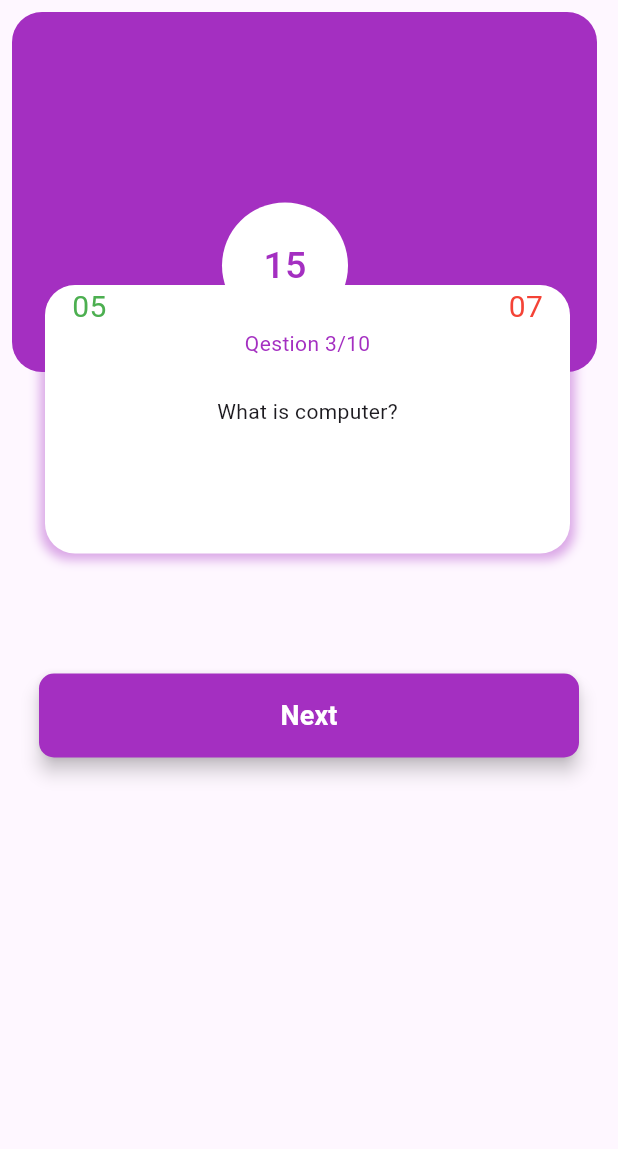
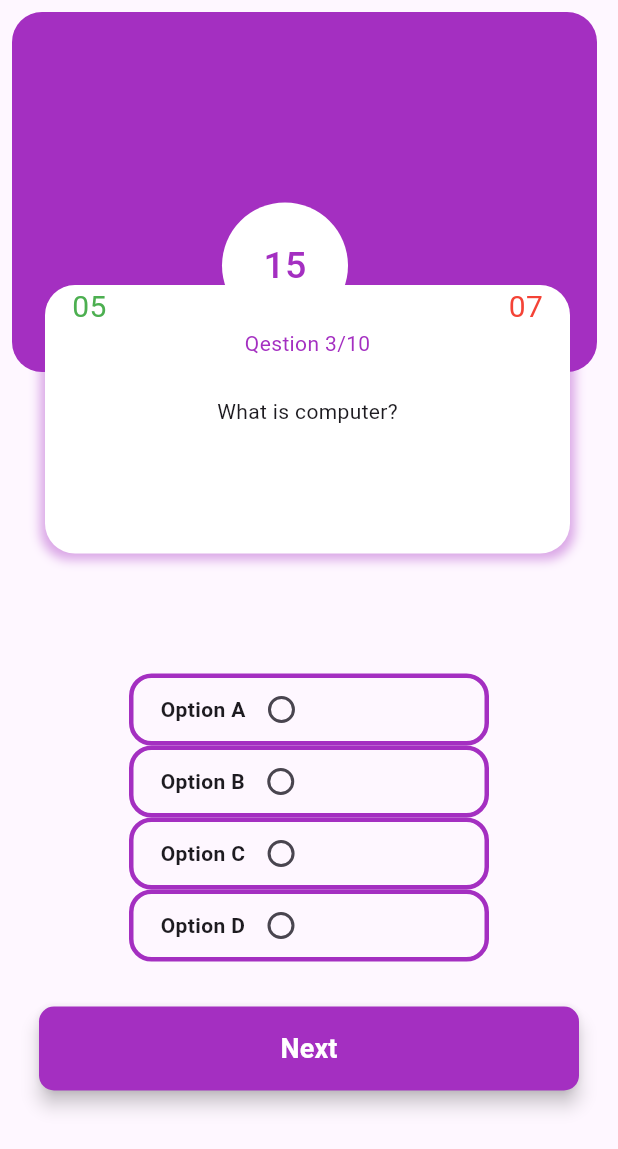
Before and after one commit to aldoprogrammer/flutter-mobile-quiz-app, a Flutter app: the screen it shows after launch, on a phone screen of 412 x 824 dp. Shown: the top 1149 px of the screen. Run offline on Flutter 3.47's test engine with Material 3 defaults, Android fonts, the phone set to English and light mode, and no system bars.

Commit message:
options added

```diff
--- a/lib/home_page.dart
+++ b/lib/home_page.dart
@@ -3,6 +3,7 @@ import 'dart:ui';
 import 'package:flutter/material.dart';
 import 'package:flutter/rendering.dart';
 import 'package:flutter/widgets.dart';
+import 'package:quiz_app_api/options.dart';
 
 class HomePage extends StatelessWidget {
   const HomePage({super.key});
@@ -99,6 +100,11 @@ class HomePage extends StatelessWidget {
               ),
             ),
             const SizedBox(height: 20),
+            Options(option: 'Option A'),
+            Options(option: 'Option B'),
+            Options(option: 'Option C'),
+            Options(option: 'Option D'),
+            const SizedBox(height: 30),
             Padding(
               padding: const EdgeInsets.symmetric(horizontal: 18),
               child: ElevatedButton(
--- /dev/null
+++ b/lib/options.dart
@@ -0,0 +1,35 @@
+import 'package:flutter/material.dart';
+
+class Options extends StatelessWidget {
+  String option;
+  Options({Key? key, required this.option}) : super(key: key);
+
+  @override
+  Widget build(BuildContext context) {
+    return Column(
+      children: [
+        Container(
+          height: 48,
+          width: 240,
+          decoration: BoxDecoration(
+            borderRadius: BorderRadius.circular(15),
+            border: Border.all(width: 3, color: Color(0xffA42FC1)),
+          ),
+          child: Center(
+              child: Padding(
+            padding: EdgeInsets.symmetric(horizontal: 18),
+            child: Row(
+              children: [
+                Text(
+                  option,
+                  style: TextStyle(fontWeight: FontWeight.bold),
+                ),
+                Radio(value: option, groupValue: 2, onChanged: (val) {})
+              ],
+            ),
+          )),
+        )
+      ],
+    );
+  }
+}
```
